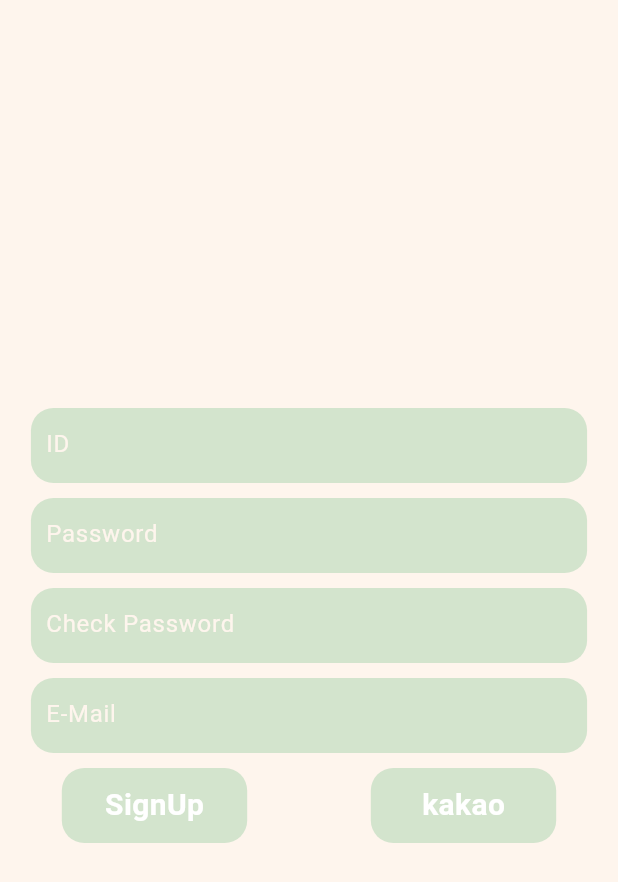
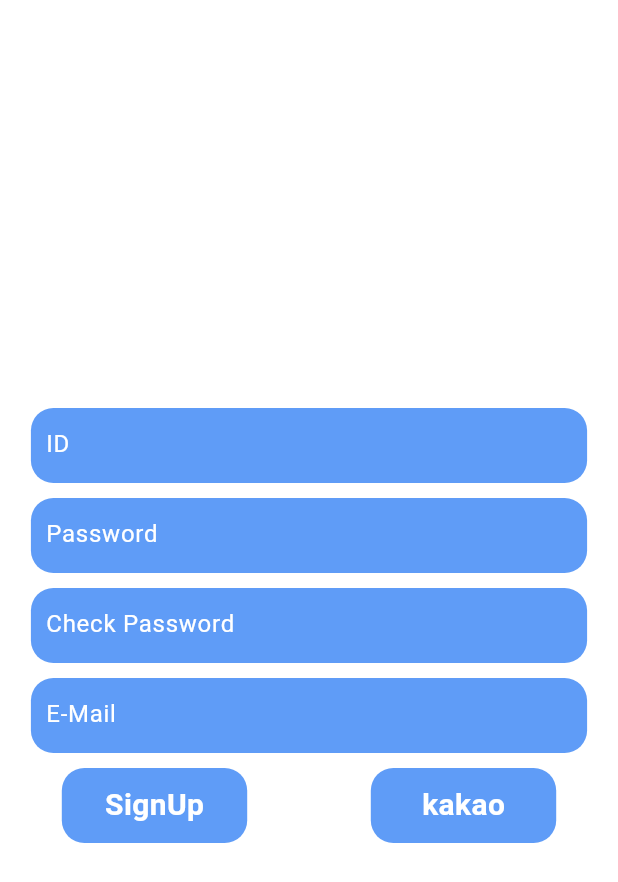
Before and after one commit to devpark435/Flutter_Stock_Application, a Flutter app: the screen it shows after launch, item 3 of the bottom bar chosen, after a tap on "SignUp", on a phone screen of 412 x 824 dp. Shown: the top 882 px of the screen. Run offline on Flutter 3.47's test engine with Material 2 defaults, Android fonts, the phone set to English and light mode, and no system bars; our stand-ins replace syncfusion_flutter_charts; missing offline and left inert: dart:ffi, web_scraper.

Commit message:
Edit Screen Main Color

```diff
--- a/lib/asset/palette.dart
+++ b/lib/asset/palette.dart
@@ -1,8 +1,11 @@
 import 'package:flutter/material.dart';
 
 class Palette {
-  static get bgColor => Color(0xffFEF5ED);
-  static get containerColor => Color(0xffD3E4CD);
+  // static get bgColor => Color(0xffFEF5ED);
+  static get bgColor => Color.fromARGB(255, 255, 255, 255);
+  static get appbarColor => Color.fromARGB(255, 255, 255, 255);
+  static get outlineColor => Color.fromARGB(255, 95, 156, 247);
+  static get listColor => Color.fromARGB(255, 255, 255, 255);
   static get containerShadow => Color(0xffADC2A9);
   static get moneyColor => Color.fromARGB(255, 95, 156, 247);
   static get moneyOffColor => Color.fromRGBO(244, 67, 54, 1);
--- a/lib/main.dart
+++ b/lib/main.dart
@@ -72,7 +72,7 @@ class _MarketPageState extends State<MarketPage> {
           ),
         ],
         currentIndex: _selectedIndex,
-        selectedItemColor: Colors.lightGreen,
+        selectedItemColor: Palette.outlineColor,
         onTap: _onItemTapped,
       ),
       // bottomNavigationBar: BottomAppBar(
--- a/lib/screens/SearchPage.dart
+++ b/lib/screens/SearchPage.dart
@@ -13,7 +13,8 @@ class SearchPage extends StatefulWidget {
 }
 
 class _SearchPage extends State<SearchPage> {
-  int searchText = 0;
+  String searchText = '';
+  int searchTextNum = 0;
   @override
   Widget build(BuildContext context) {
     return Scaffold(
@@ -23,12 +24,7 @@ class _SearchPage extends State<SearchPage> {
           mainAxisAlignment: MainAxisAlignment.center,
           crossAxisAlignment: CrossAxisAlignment.center,
           children: [
-            Container(
-              width: MediaQuery.of(context).size.width,
-              height: 80,
-              decoration: BoxDecoration(
-                color: Palette.bgColor,
-              ),
+            Center(
               child: Text(
                 "Stock Application",
               ),
@@ -37,56 +33,115 @@ class _SearchPage extends State<SearchPage> {
               padding: EdgeInsets.fromLTRB(0, 20, 0, 0),
               child: Container(
                 width: MediaQuery.of(context).size.width * 0.9,
-                height: 50,
+                height: 70,
                 decoration: BoxDecoration(
                   color: Palette.bgColor,
-                  boxShadow: [
-                    BoxShadow(
-                      blurRadius: 4,
-                      color: Palette.containerShadow,
-                      offset: Offset(0, 2),
-                    )
-                  ],
-                  borderRadius: BorderRadius.circular(25),
-                ),
-                alignment: AlignmentDirectional(0, 0),
-                child: Row(
-                  mainAxisAlignment: MainAxisAlignment.spaceBetween,
-                  children: <Widget>[
-                    Container(
-                      alignment: Alignment.center,
-                      width: 200,
-                      decoration: BoxDecoration(color: Palette.bgColor),
-                      margin: EdgeInsets.all(10),
-                      child: TextField(
-                        onSubmitted: (text) {
-                          setState(() {
-                            searchText = int.parse(text);
-                          });
-                        },
+                  borderRadius: BorderRadius.circular(15),
+                  border: Border.all(
+                    width: 1,
+                    color: Palette.outlineColor,
                   ),
                 ),
-                    Container(
-                      margin: EdgeInsets.all(10),
-                      child: IconButton(
-                        icon: Icon(Icons.search),
+                child: Padding(
+                  padding: const EdgeInsets.all(8.0),
+                  child: TextField(
+                    obscureText: false,
+                    decoration: InputDecoration(
+                      prefixIcon: IconButton(
                           onPressed: () {
                             Navigator.push(
                                 context,
                                 MaterialPageRoute(
                                     builder: (context) => ChartPage(
                                           title: 'ComparePage',
-                                        items: items[searchText],
-                                        logos: logos[searchText],
-                                        rates: rates[searchText],
-                                        prices: price[searchText],
+                                          items: items[searchTextNum],
+                                          logos: logos[searchTextNum],
+                                          rates: rates[searchTextNum],
+                                          prices: price[searchTextNum],
                                         )));
                           },
-                      ),
-                    )
-                  ],
+                          icon: Icon(Icons.search)),
+                      hintText: 'Search',
+                      enabledBorder: OutlineInputBorder(
+                        borderRadius:
+                            const BorderRadius.all(Radius.circular(20.0)),
+                        borderSide: BorderSide(
+                          color: Palette.bgColor,
                         ),
                       ),
+                    ),
+                    onSubmitted: (text) {
+                      setState(() {
+                        searchText = text;
+                        searchTextNum = items.indexOf(searchText);
+                      });
+                    },
+                    // onTap: () {
+                    //   Navigator.push(
+                    //       context, MaterialPageRoute(builder: (context) => {
+                    //         ChartPage(title: 'ComparePage',
+                    //                     items: items[searchTextNum],
+                    //                     logos: logos[searchTextNum],
+                    //                     rates: rates[searchTextNum],
+                    //                     prices: price[searchTextNum],)
+                    //       }));
+                    // },
+                  ),
+                ),
+              ),
+              // child: Container(
+              //   width: MediaQuery.of(context).size.width * 0.9,
+              //   height: 50,
+              //   decoration: BoxDecoration(
+              //     color: Palette.bgColor,
+              //     boxShadow: [
+              //       BoxShadow(
+              //         blurRadius: 4,
+              //         color: Palette.containerShadow,
+              //         offset: Offset(0, 2),
+              //       )
+              //     ],
+              //     borderRadius: BorderRadius.circular(25),
+              //   ),
+              //   alignment: AlignmentDirectional(0, 0),
+              //   child: Row(
+              //     mainAxisAlignment: MainAxisAlignment.spaceBetween,
+              //     children: <Widget>[
+              //       Container(
+              //         alignment: Alignment.center,
+              //         width: 200,
+              //         decoration: BoxDecoration(color: Palette.bgColor),
+              //         margin: EdgeInsets.all(10),
+              //         child: TextField(
+
+              //           onSubmitted: (text) {
+              //             setState(() {
+              //               searchText = int.parse(text);
+              //             });
+              //           },
+              //         ),
+              //       ),
+              //       Container(
+              //         margin: EdgeInsets.all(10),
+              //         child: IconButton(
+              //           icon: Icon(Icons.search),
+              //           onPressed: () {
+              //             Navigator.push(
+              //                 context,
+              //                 MaterialPageRoute(
+              //                     builder: (context) => ChartPage(
+              //                           title: 'ComparePage',
+              //                           items: items[searchText],
+              //                           logos: logos[searchText],
+              //                           rates: rates[searchText],
+              //                           prices: price[searchText],
+              //                         )));
+              //           },
+              //         ),
+              //       )
+              //     ],
+              //   ),
+              // ),
             )
           ]),
     );
--- a/lib/screens/loginPage.dart
+++ b/lib/screens/loginPage.dart
@@ -34,7 +34,7 @@ class _LoginPage extends State<LoginPage> {
                 width: MediaQuery.of(context).size.width * 0.9,
                 height: 50,
                 decoration: BoxDecoration(
-                    color: Palette.containerColor,
+                    color: Palette.outlineColor,
                     borderRadius: BorderRadius.circular(15)),
                 child: GestureDetector(
                   child: Padding(
@@ -64,7 +64,7 @@ class _LoginPage extends State<LoginPage> {
                 width: MediaQuery.of(context).size.width * 0.9,
                 height: 50,
                 decoration: BoxDecoration(
-                    color: Palette.containerColor,
+                    color: Palette.outlineColor,
                     borderRadius: BorderRadius.circular(15)),
                 child: GestureDetector(
                   child: Padding(
@@ -99,7 +99,7 @@ class _LoginPage extends State<LoginPage> {
                       height: 50,
                       alignment: Alignment.center,
                       decoration: BoxDecoration(
-                          color: Palette.containerColor,
+                          color: Palette.outlineColor,
                           borderRadius: BorderRadius.circular(15)),
                       child: GestureDetector(
                         child: Text(
@@ -133,7 +133,7 @@ class _LoginPage extends State<LoginPage> {
                       height: 50,
                       alignment: Alignment.center,
                       decoration: BoxDecoration(
-                          color: Palette.containerColor,
+                          color: Palette.outlineColor,
                           borderRadius: BorderRadius.circular(15)),
                       child: GestureDetector(
                         child: Text(
@@ -164,7 +164,8 @@ class _LoginPage extends State<LoginPage> {
           Navigator.push(context,
               MaterialPageRoute(builder: (context) => MyPage(title: 'title')));
         },
-        backgroundColor: Palette.containerColor,
+        backgroundColor: Palette.outlineColor,
+        child: Icon(Icons.people),
       ),
     );
   }
--- a/lib/screens/signupPage.dart
+++ b/lib/screens/signupPage.dart
@@ -34,7 +34,7 @@ class _SignupPage extends State<SignupPage> {
               width: MediaQuery.of(context).size.width * 0.9,
               height: 50,
               decoration: BoxDecoration(
-                  color: Palette.containerColor,
+                  color: Palette.outlineColor,
                   borderRadius: BorderRadius.circular(15)),
               child: GestureDetector(
                 child: Padding(
@@ -65,7 +65,7 @@ class _SignupPage extends State<SignupPage> {
               width: MediaQuery.of(context).size.width * 0.9,
               height: 50,
               decoration: BoxDecoration(
-                  color: Palette.containerColor,
+                  color: Palette.outlineColor,
                   borderRadius: BorderRadius.circular(15)),
               child: GestureDetector(
                 child: Padding(
@@ -96,7 +96,7 @@ class _SignupPage extends State<SignupPage> {
               width: MediaQuery.of(context).size.width * 0.9,
               height: 50,
               decoration: BoxDecoration(
-                  color: Palette.containerColor,
+                  color: Palette.outlineColor,
                   borderRadius: BorderRadius.circular(15)),
               child: GestureDetector(
                 child: Padding(
@@ -127,7 +127,7 @@ class _SignupPage extends State<SignupPage> {
               width: MediaQuery.of(context).size.width * 0.9,
               height: 50,
               decoration: BoxDecoration(
-                  color: Palette.containerColor,
+                  color: Palette.outlineColor,
                   borderRadius: BorderRadius.circular(15)),
               child: GestureDetector(
                 child: Padding(
@@ -162,7 +162,7 @@ class _SignupPage extends State<SignupPage> {
                     height: 50,
                     alignment: Alignment.center,
                     decoration: BoxDecoration(
-                        color: Palette.containerColor,
+                        color: Palette.outlineColor,
                         borderRadius: BorderRadius.circular(15)),
                     child: GestureDetector(
                       child: Text(
@@ -198,7 +198,7 @@ class _SignupPage extends State<SignupPage> {
                     height: 50,
                     alignment: Alignment.center,
                     decoration: BoxDecoration(
-                        color: Palette.containerColor,
+                        color: Palette.outlineColor,
                         borderRadius: BorderRadius.circular(15)),
                     child: GestureDetector(
                       child: Text(
--- a/pubspec.yaml
+++ b/pubspec.yaml
@@ -39,6 +39,7 @@ dependencies:
   syncfusion_flutter_charts: ^20.3.49
   web_scraper: ^0.1.4
   url_launcher: ^6.1.6
+  fluttertoast: ^8.1.1
 
 dev_dependencies:
   flutter_test:
```
Also changed, not shown: lib/screens/ChartPage.dart (+7 -7 lines), lib/screens/ListPage.dart (+62 -46 lines), lib/screens/NewsPage.dart (+7 -2 lines), pubspec.lock. Lines whose indentation alone changed are shown as unchanged.
